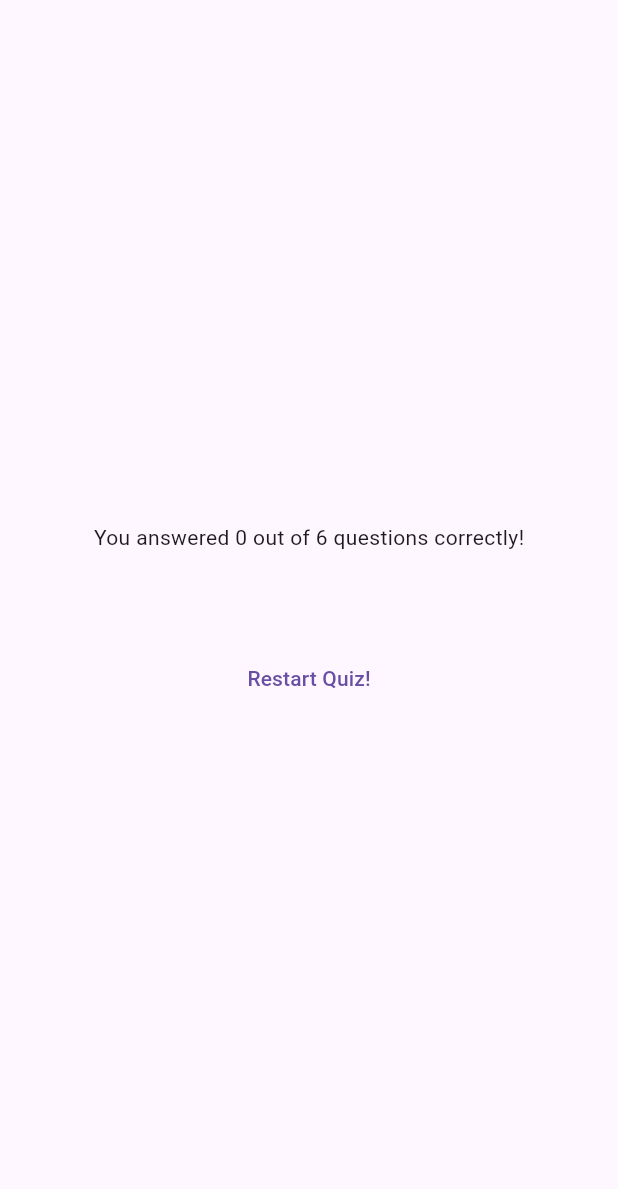
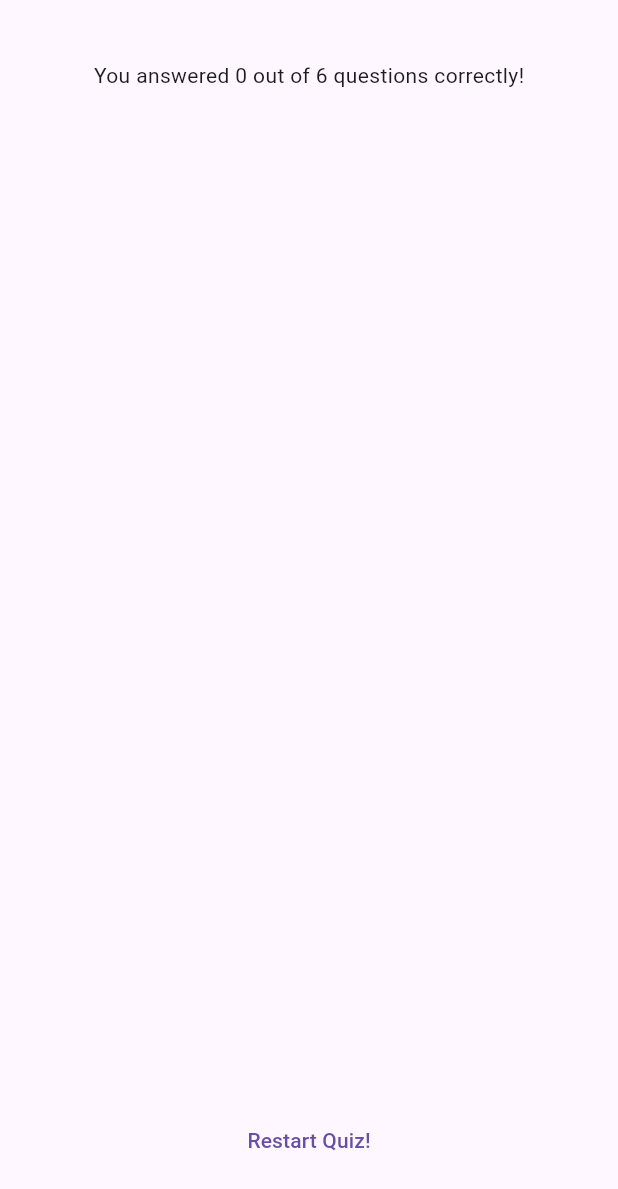
Before and after one commit to anusuyaselvakumar/quiz_app, a Flutter app: the ResultScreen widget shown alone on an empty page, opened directly with empty values, on a phone screen of 412 x 824 dp. Shown: the top 1189 px of the screen. Run offline on Flutter 3.47's test engine with Material 3 defaults, Android fonts, the phone set to English and light mode, and no system bars; our stand-ins replace google_fonts.

```diff
--- a/lib/result_screen.dart
+++ b/lib/result_screen.dart
@@ -44,7 +44,9 @@ class ResultScreen extends StatelessWidget {
             const SizedBox(
               height: 30,
             ),
-            QuestionsSummary(summaryData),
+            Expanded(
+              child: QuestionsSummary(summaryData),
+            ),
             const SizedBox(
               height: 30,
             ),
```
